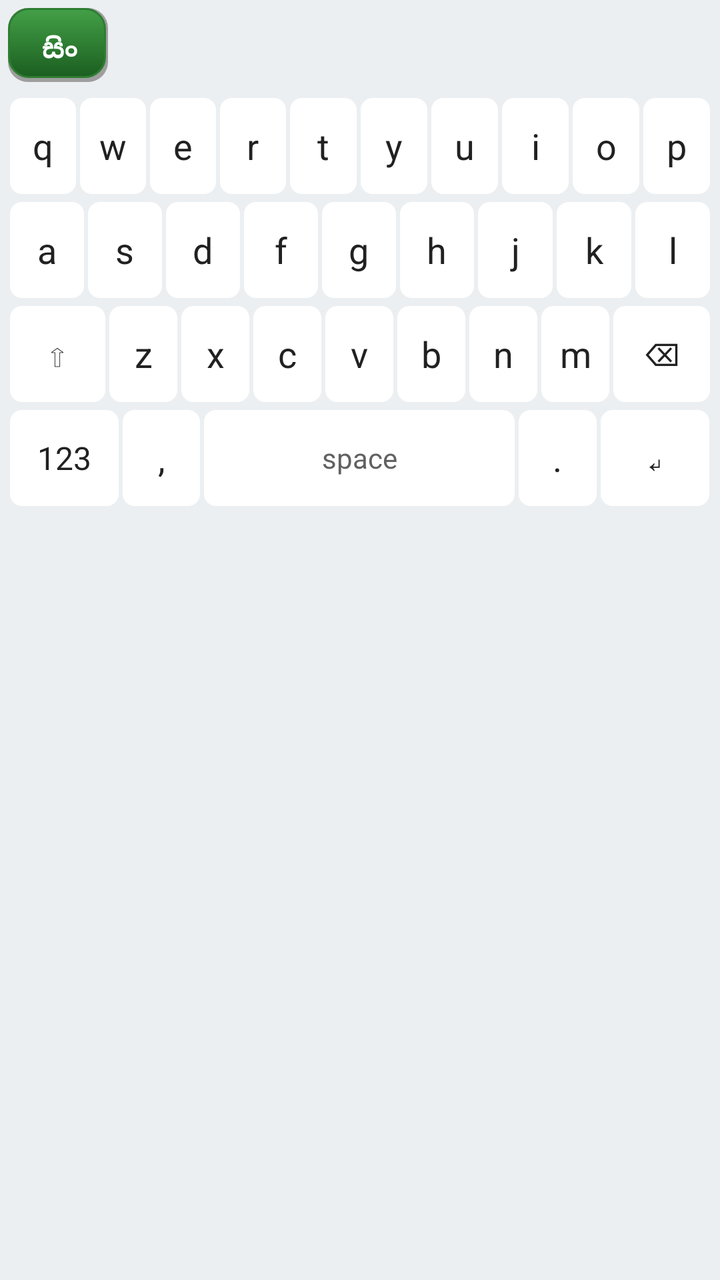
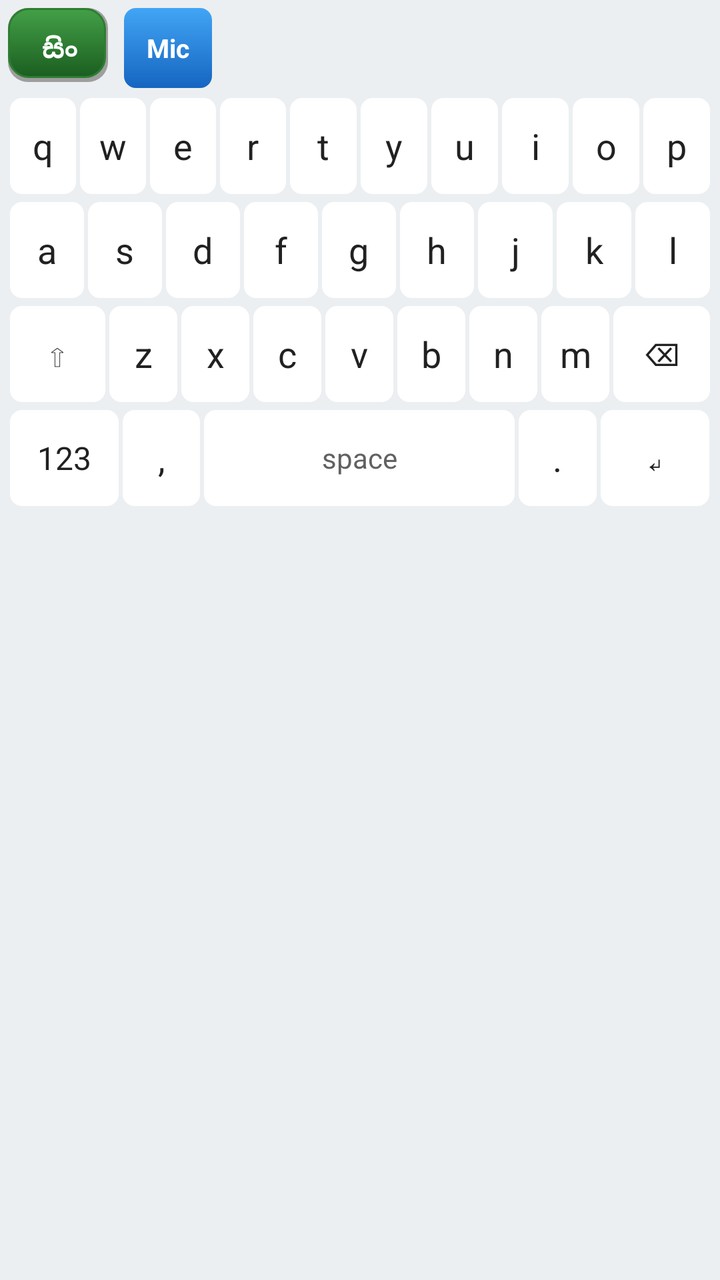

Compare the two renders of this Android layout. The source of the first and the diff that turns it into the second are given below.
<!-- AndroidManifest.xml: application theme Theme.SinhalaKeyboard -->
<!-- res/layout/keyboard_view.xml -->
<?xml version="1.0" encoding="utf-8"?>
<LinearLayout xmlns:android="http://schemas.android.com/apk/res/android"
    android:id="@+id/keyboardRoot"
    android:layout_width="match_parent"
    android:layout_height="wrap_content"
    android:background="#ECEFF1"
    android:orientation="vertical"
    android:padding="4dp">

    <LinearLayout
        android:layout_width="match_parent"
        android:layout_height="wrap_content"
        android:gravity="center_vertical"
        android:orientation="horizontal"
        android:paddingBottom="4dp">

        <TextView
            android:id="@+id/btnLang"
            android:layout_width="wrap_content"
            android:layout_height="40dp"
            android:background="@drawable/btn_3d_light"
            android:clickable="true"
            android:focusable="true"
            android:gravity="center"
            android:minWidth="52dp"
            android:paddingHorizontal="12dp"
            android:text="@string/mode_sinhala"
            android:textColor="#FFFFFF"
            android:textSize="13sp"
            android:textStyle="bold" />

        <TextView
            android:id="@+id/btnFix"
            android:layout_width="wrap_content"
            android:layout_height="40dp"
            android:layout_marginStart="6dp"
            android:background="@drawable/btn_3d_light"
            android:clickable="true"
            android:focusable="true"
            android:gravity="center"
            android:minWidth="48dp"
            android:paddingHorizontal="12dp"
            android:text="@string/key_fix"
            android:textColor="#FFFFFF"
            android:textSize="13sp"
            android:textStyle="bold"
            android:visibility="gone" />

        <HorizontalScrollView
            android:layout_width="0dp"
            android:layout_height="wrap_content"
            android:layout_marginStart="8dp"
            android:layout_weight="1"
            android:scrollbars="none">

            <LinearLayout
                android:id="@+id/suggestionRow"
                android:layout_width="wrap_content"
                android:layout_height="wrap_content"
                android:gravity="center_vertical"
                android:orientation="horizontal" />
        </HorizontalScrollView>

        <ProgressBar
            android:id="@+id/progress"
            android:layout_width="24dp"
            android:layout_height="24dp"
            android:visibility="gone" />
    </LinearLayout>

    <LinearLayout
        android:layout_width="match_parent"
        android:layout_height="wrap_content"
        android:orientation="vertical">

        <LinearLayout style="@style/KeyboardRow">
            <TextView android:id="@+id/keyQ" style="@style/KeyText" android:text="q" />
            <TextView android:id="@+id/keyW" style="@style/KeyText" android:text="w" />
            <TextView android:id="@+id/keyE" style="@style/KeyText" android:text="e" />
            <TextView android:id="@+id/keyR" style="@style/KeyText" android:text="r" />
            <TextView android:id="@+id/keyT" style="@style/KeyText" android:text="t" />
            <TextView android:id="@+id/keyY" style="@style/KeyText" android:text="y" />
            <TextView android:id="@+id/keyU" style="@style/KeyText" android:text="u" />
            <TextView android:id="@+id/keyI" style="@style/KeyText" android:text="i" />
            <TextView android:id="@+id/keyO" style="@style/KeyText" android:text="o" />
            <TextView android:id="@+id/keyP" style="@style/KeyText" android:text="p" />
        </LinearLayout>

        <LinearLayout style="@style/KeyboardRow">
            <TextView android:id="@+id/keyA" style="@style/KeyText" android:text="a" />
            <TextView android:id="@+id/keyS" style="@style/KeyText" android:text="s" />
            <TextView android:id="@+id/keyD" style="@style/KeyText" android:text="d" />
            <TextView android:id="@+id/keyF" style="@style/KeyText" android:text="f" />
            <TextView android:id="@+id/keyG" style="@style/KeyText" android:text="g" />
            <TextView android:id="@+id/keyH" style="@style/KeyText" android:text="h" />
            <TextView android:id="@+id/keyJ" style="@style/KeyText" android:text="j" />
            <TextView android:id="@+id/keyK" style="@style/KeyText" android:text="k" />
            <TextView android:id="@+id/keyL" style="@style/KeyText" android:text="l" />
        </LinearLayout>

        <LinearLayout style="@style/KeyboardRow">
            <TextView android:id="@+id/keyShift" style="@style/KeyTextWide" android:text="⇧" />
            <TextView android:id="@+id/keyZ" style="@style/KeyText" android:text="z" />
            <TextView android:id="@+id/keyX" style="@style/KeyText" android:text="x" />
            <TextView android:id="@+id/keyC" style="@style/KeyText" android:text="c" />
            <TextView android:id="@+id/keyV" style="@style/KeyText" android:text="v" />
            <TextView android:id="@+id/keyB" style="@style/KeyText" android:text="b" />
            <TextView android:id="@+id/keyN" style="@style/KeyText" android:text="n" />
            <TextView android:id="@+id/keyM" style="@style/KeyText" android:text="m" />
            <TextView android:id="@+id/keyBackspace" style="@style/KeyTextWide" android:text="⌫" />
        </LinearLayout>

        <LinearLayout style="@style/KeyboardRow">
            <TextView android:id="@+id/keyNumbers" style="@style/KeyTextWide" android:text="123" />
            <TextView android:id="@+id/keyComma" style="@style/KeyText" android:text="," />
            <TextView android:id="@+id/keySpace" style="@style/KeyTextSpace" android:text="space" />
            <TextView android:id="@+id/keyPeriod" style="@style/KeyText" android:text="." />
            <TextView android:id="@+id/keyEnter" style="@style/KeyTextWide" android:text="↵" />
        </LinearLayout>
    </LinearLayout>
</LinearLayout>
<!-- resources referenced by this layout -->
<resources>
  <!-- drawable btn_3d_light (drawable) -->
  <?xml version="1.0" encoding="utf-8"?>
  <layer-list xmlns:android="http://schemas.android.com/apk/res/android">
      <item android:bottom="3dp" android:right="2dp">
          <shape android:shape="rectangle">
              <solid android:color="#9E9E9E" />
              <corners android:radius="10dp" />
          </shape>
      </item>
      <item android:bottom="5dp" android:right="3dp">
          <shape android:shape="rectangle">
              <gradient
                  android:angle="270"
                  android:endColor="#1B5E20"
                  android:startColor="#43A047" />
              <corners android:radius="10dp" />
              <stroke
                  android:width="1dp"
                  android:color="#2E7D32" />
          </shape>
      </item>
  </layer-list>
  <string name="key_fix">Fix</string>
  <string name="mode_sinhala">සිං</string>
  <style name="KeyText">
          <item name="android:layout_width">0dp</item>
          <item name="android:layout_height">48dp</item>
          <item name="android:layout_weight">1</item>
          <item name="android:layout_margin">1dp</item>
          <item name="android:gravity">center</item>
          <item name="android:textSize">18sp</item>
          <item name="android:textColor">#212121</item>
          <item name="android:background">@drawable/key_bg</item>
          <item name="android:clickable">true</item>
          <item name="android:focusable">true</item>
      </style>
  <style name="KeyTextSpace">
          <item name="android:layout_width">0dp</item>
          <item name="android:layout_height">48dp</item>
          <item name="android:layout_weight">4</item>
          <item name="android:layout_margin">1dp</item>
          <item name="android:gravity">center</item>
          <item name="android:textSize">14sp</item>
          <item name="android:textColor">#616161</item>
          <item name="android:background">@drawable/key_bg</item>
          <item name="android:clickable">true</item>
          <item name="android:focusable">true</item>
      </style>
  <style name="KeyTextWide">
          <item name="android:layout_width">0dp</item>
          <item name="android:layout_height">48dp</item>
          <item name="android:layout_weight">1.4</item>
          <item name="android:layout_margin">1dp</item>
          <item name="android:gravity">center</item>
          <item name="android:textSize">16sp</item>
          <item name="android:textColor">#212121</item>
          <item name="android:background">@drawable/key_bg</item>
          <item name="android:clickable">true</item>
          <item name="android:focusable">true</item>
      </style>
  <style name="KeyboardRow">
          <item name="android:layout_width">match_parent</item>
          <item name="android:layout_height">wrap_content</item>
          <item name="android:orientation">horizontal</item>
          <item name="android:gravity">center</item>
          <item name="android:layout_marginBottom">2dp</item>
      </style>
  <style name="Theme.SinhalaKeyboard" parent="Theme.MaterialComponents.DayNight.DarkActionBar" />
  <!-- drawable key_bg (drawable) -->
  <?xml version="1.0" encoding="utf-8"?>
  <ripple xmlns:android="http://schemas.android.com/apk/res/android"
      android:color="#B0BEC5">
      <item>
          <shape android:shape="rectangle">
              <solid android:color="#FFFFFF" />
              <corners android:radius="6dp" />
          </shape>
      </item>
  </ripple>
</resources>

<!-- the commit's change to res/layout/keyboard_view.xml (unified diff, before → after) -->
@@ -25,6 +25,22 @@
             android:minWidth="52dp"
             android:paddingHorizontal="12dp"
             android:text="@string/mode_sinhala"
+            android:textColor="#FFFFFF"
+            android:textSize="13sp"
+            android:textStyle="bold" />
+
+        <TextView
+            android:id="@+id/btnMic"
+            android:layout_width="wrap_content"
+            android:layout_height="40dp"
+            android:layout_marginStart="6dp"
+            android:background="@drawable/btn_3d_mic_light"
+            android:clickable="true"
+            android:focusable="true"
+            android:gravity="center"
+            android:minWidth="44dp"
+            android:paddingHorizontal="10dp"
+            android:text="@string/key_mic"
             android:textColor="#FFFFFF"
             android:textSize="13sp"
             android:textStyle="bold" />
<!-- resource entries referenced after the edit -->
@@ -22,7 +22,22 @@
           </shape>
       </item>
   </layer-list>
+  <!-- drawable btn_3d_mic_light (drawable) -->
+  <?xml version="1.0" encoding="utf-8"?>
+  <ripple xmlns:android="http://schemas.android.com/apk/res/android"
+      android:color="#B0BEC5">
+      <item>
+          <shape android:shape="rectangle">
+              <gradient
+                  android:angle="270"
+                  android:endColor="#1565C0"
+                  android:startColor="#42A5F5" />
+              <corners android:radius="6dp" />
+          </shape>
+      </item>
+  </ripple>
   <string name="key_fix">Fix</string>
+  <string name="key_mic">Mic</string>
   <string name="mode_sinhala">සිං</string>
   <style name="KeyText">
           <item name="android:layout_width">0dp</item>
